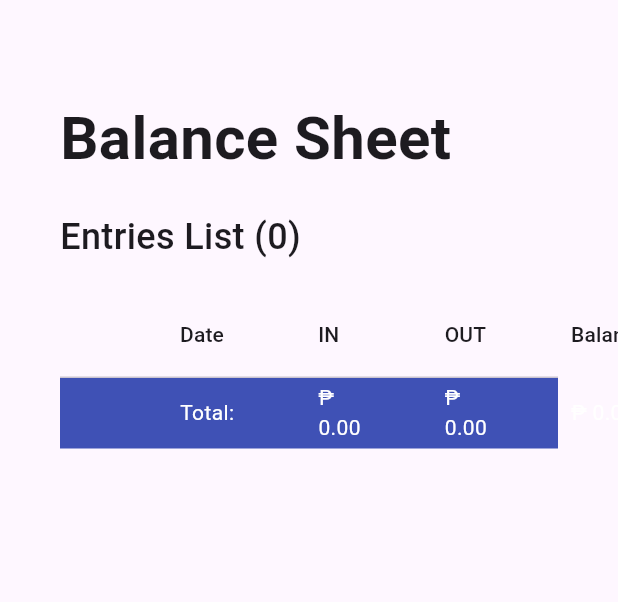
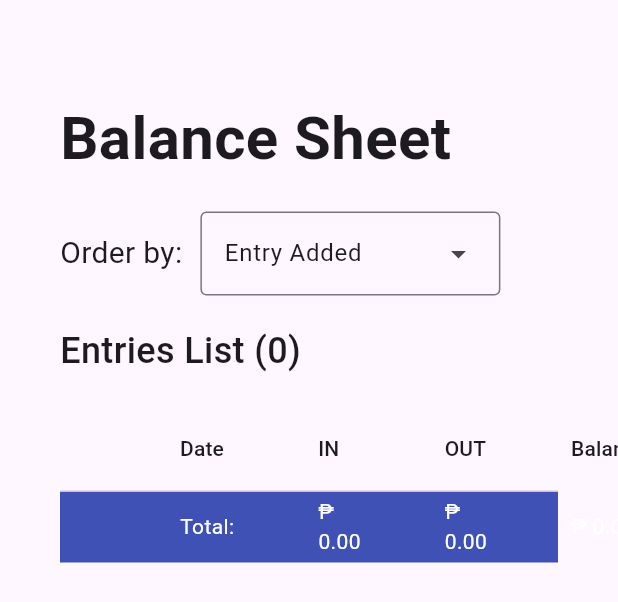
Before and after one commit to johannbleza/loan-app, a Flutter app: the BalanceSheetListScreen widget shown alone on an empty page, opened directly, on a phone screen of 412 x 824 dp. Shown: the top 602 px of the screen. Run offline on Flutter 3.47's test engine with Material 3 defaults, Android fonts, the phone set to English and light mode, and no system bars; our stand-ins replace jiffy, sqflite; missing offline and left inert: finance_updated; accounts and stored records are empty.

Commit message:
added orderby in balance sheet

```diff
--- a/lib/components/paymentComponents/payment_schedule_table.dart
+++ b/lib/components/paymentComponents/payment_schedule_table.dart
@@ -69,7 +69,7 @@ class _PaymentScheduleTableState extends State<PaymentScheduleTable> {
               DataCell(
                 MoneyText(
                   amount: payment.principalBalance,
-                  color: _getCellColor(paymentIndex, payment.isFlexible!!),
+                  color: _getCellColor(paymentIndex, payment.isFlexible!),
                 ),
               ),
               DataCell(
--- /dev/null
+++ b/lib/components/utilComponents/balance_sheet_order.dart
@@ -0,0 +1,34 @@
+import 'package:flutter/material.dart';
+
+class BalanceSheetOrder extends StatefulWidget {
+  final ValueChanged<String> onOrderSelected;
+  const BalanceSheetOrder({super.key, required this.onOrderSelected});
+
+  @override
+  State<BalanceSheetOrder> createState() => _BalanceSheetOrderState();
+}
+
+class _BalanceSheetOrderState extends State<BalanceSheetOrder> {
+  @override
+  Widget build(BuildContext context) {
+    return Row(
+      mainAxisSize: MainAxisSize.min,
+      children: [
+        Text("Order by:", style: TextStyle(fontSize: 20)),
+        SizedBox(width: 12),
+        DropdownMenu(
+          initialSelection: "entry",
+          width: 200,
+          dropdownMenuEntries: [
+            DropdownMenuEntry(label: "Entry Added", value: "entry"),
+            DropdownMenuEntry(label: "Date ASC", value: "dateASC"),
+            DropdownMenuEntry(label: "Date DESC", value: "dateDESC"),
+          ],
+          onSelected: (value) {
+            widget.onOrderSelected.call(value!);
+          },
+        ),
+      ],
+    );
+  }
+}
--- a/lib/screens/balance_sheet_list_screen.dart
+++ b/lib/screens/balance_sheet_list_screen.dart
@@ -1,6 +1,7 @@
 import 'package:flutter/material.dart';
 import 'package:jiffy/jiffy.dart';
 import 'package:loan_app/components/balanceSheetComponents/balance_sheet_table.dart';
+import 'package:loan_app/components/utilComponents/balance_sheet_order.dart';
 import 'package:loan_app/models/balanceSheet.dart';
 import 'package:loan_app/utils/globals.dart';
 
@@ -13,16 +14,25 @@ class BalanceSheetListScreen extends StatefulWidget {
 
 class _BalanceSheetListScreenState extends State<BalanceSheetListScreen> {
   List<BalanceSheet> balanceSheetData = [];
+  String orderBy = "entry";
 
   getBalanceSheet() async {
     var balanceSheet = await balanceSheetCrud.getAllBalanceSheets();
 
     // Sort by ascending order of date
-    balanceSheet.sort((a, b) {
-      DateTime dateA = Jiffy.parse(a.date, pattern: 'MMM d, yyyy').dateTime;
-      DateTime dateB = Jiffy.parse(b.date, pattern: 'MMM d, yyyy').dateTime;
-      return dateA.compareTo(dateB);
-    });
+    if (orderBy == "dateASC") {
+      balanceSheet.sort((a, b) {
+        DateTime dateA = Jiffy.parse(a.date, pattern: 'MMM d, yyyy').dateTime;
+        DateTime dateB = Jiffy.parse(b.date, pattern: 'MMM d, yyyy').dateTime;
+        return dateA.compareTo(dateB);
+      });
+    } else if (orderBy == "dateDESC") {
+      balanceSheet.sort((a, b) {
+        DateTime dateA = Jiffy.parse(a.date, pattern: 'MMM d, yyyy').dateTime;
+        DateTime dateB = Jiffy.parse(b.date, pattern: 'MMM d, yyyy').dateTime;
+        return dateB.compareTo(dateA);
+      });
+    }
 
     setState(() {
       balanceSheetData = balanceSheet;
@@ -51,6 +61,15 @@ class _BalanceSheetListScreenState extends State<BalanceSheetListScreen> {
                   style: TextStyle(fontSize: 40, fontWeight: FontWeight.w600),
                 ),
                 SizedBox(height: 20),
+                BalanceSheetOrder(
+                  onOrderSelected: (value) {
+                    setState(() {
+                      orderBy = value;
+                      getBalanceSheet();
+                    });
+                  },
+                ),
+                SizedBox(height: 20),
                 Text(
                   'Entries List (${balanceSheetData.length})',
                   style: TextStyle(fontSize: 24, fontWeight: FontWeight.w500),
```
